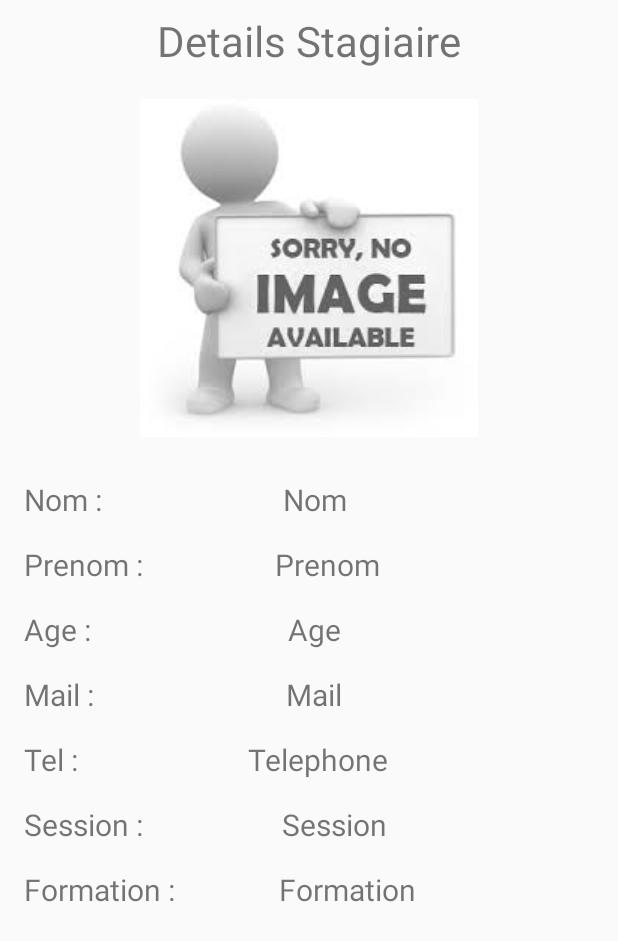
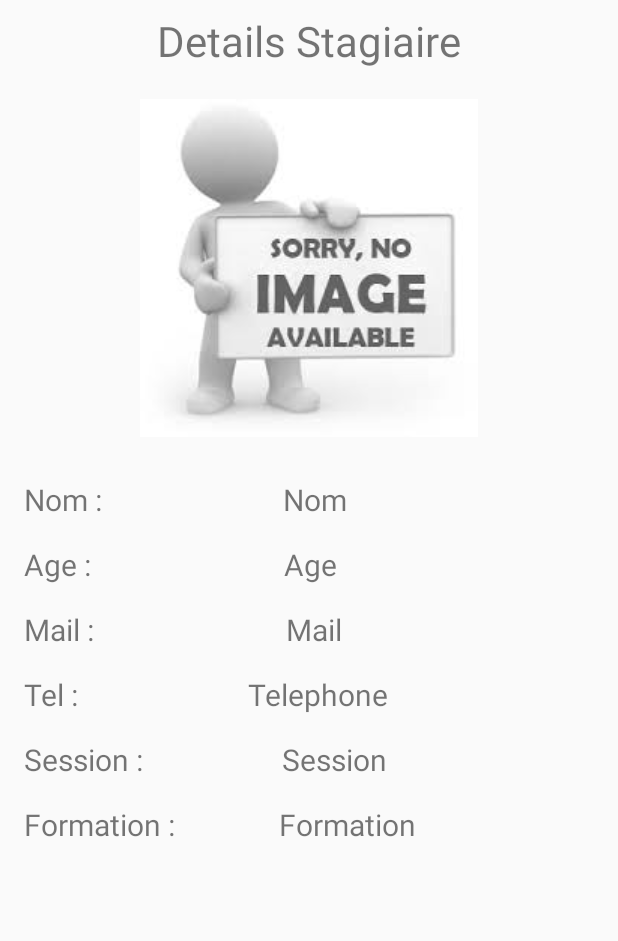
Before and after one commit to commandantmarcos/evenements, an Android app: the layout activity_details_stagiaire.xml on its own in the app's theme, with its tools: preview values and no code run, on a phone screen of 412 x 824 dp. Shown: the top 941 px of the screen. Run offline under Robolectric (Android 15) with nearby library versions, the phone set to English and light mode, and no system bars.

Commit message:
Suppression des champs prénom pour le stagiaire dans Inscription et details

```diff
--- a/app/src/main/java/com/ldnr/evenements/DetailsStagiaireActivity.java
+++ b/app/src/main/java/com/ldnr/evenements/DetailsStagiaireActivity.java
@@ -20,7 +20,6 @@ public class DetailsStagiaireActivity extends AppCompatActivity {
         // Ici les clés des extras contenant les informations
         String EXTRA_IMAGE = "imageUrl";
         String EXTRA_NOM = "nom";
-        String EXTRA_PRENOM = "prenom";
         String EXTRA_AGE = "age";
         String EXTRA_MAIL = "mail";
         String EXTRA_TEL = "tel";
@@ -39,9 +38,6 @@ public class DetailsStagiaireActivity extends AppCompatActivity {
             TextView viewNom = findViewById(R.id.detailsNom);
             viewNom.setText(extras.getString(EXTRA_NOM));
 
-            TextView viewPrenom = findViewById(R.id.detailsPrenom);
-            viewPrenom.setText(extras.getString(EXTRA_PRENOM));
-
             TextView viewAge = findViewById(R.id.detailsAge);
             viewAge.setText(extras.getString(EXTRA_AGE));
 
--- a/app/src/main/res/layout/activity_details_stagiaire.xml
+++ b/app/src/main/res/layout/activity_details_stagiaire.xml
@@ -51,26 +51,15 @@
         app:layout_constraintTop_toBottomOf="@+id/detailsImage" />
 
     <TextView
-        android:id="@+id/detailsLabelPrenom"
-        android:layout_width="wrap_content"
-        android:layout_height="wrap_content"
-        android:layout_marginStart="16dp"
-        android:layout_marginTop="16dp"
-        android:textSize="20sp"
-        android:text="@string/detailsStagiaireLabelPrenom"
-        app:layout_constraintStart_toStartOf="parent"
-        app:layout_constraintTop_toBottomOf="@+id/detailsLabelNom" />
-
-    <TextView
         android:id="@+id/detailsLabelAge"
         android:layout_width="wrap_content"
         android:layout_height="wrap_content"
         android:layout_marginStart="16dp"
         android:layout_marginTop="16dp"
+        android:text="@string/detailsStagiaireLabelAge"
         android:textSize="20sp"
-        android:text="@string/detailsStagiaireLabelAge"
         app:layout_constraintStart_toStartOf="parent"
-        app:layout_constraintTop_toBottomOf="@+id/detailsLabelPrenom" />
+        app:layout_constraintTop_toBottomOf="@+id/detailsLabelNom" />
 
     <TextView
         android:id="@+id/detailsLabelMail"
@@ -131,32 +120,18 @@
         app:layout_constraintTop_toBottomOf="@+id/detailsImage" />
 
     <TextView
-        android:id="@+id/detailsPrenom"
-        android:layout_width="wrap_content"
-        android:layout_height="wrap_content"
-        android:layout_marginEnd="8dp"
-        android:layout_marginStart="8dp"
-        android:layout_marginTop="16dp"
-        android:textSize="20sp"
-        android:text="Prenom"
-        app:layout_constraintEnd_toEndOf="parent"
-        app:layout_constraintHorizontal_bias="0.348"
-        app:layout_constraintStart_toEndOf="@+id/detailsLabelPrenom"
-        app:layout_constraintTop_toBottomOf="@+id/detailsNom" />
-
-    <TextView
         android:id="@+id/detailsAge"
         android:layout_width="wrap_content"
         android:layout_height="wrap_content"
         android:layout_marginEnd="8dp"
         android:layout_marginStart="8dp"
         android:layout_marginTop="16dp"
+        android:text="Age"
         android:textSize="20sp"
-        android:text="Age"
         app:layout_constraintEnd_toEndOf="parent"
-        app:layout_constraintHorizontal_bias="0.41"
+        app:layout_constraintHorizontal_bias="0.402"
         app:layout_constraintStart_toEndOf="@+id/detailsLabelAge"
-        app:layout_constraintTop_toBottomOf="@+id/detailsPrenom" />
+        app:layout_constraintTop_toBottomOf="@+id/detailsNom" />
 
     <TextView
         android:id="@+id/detailsMail"
--- a/app/src/main/res/values/strings.xml
+++ b/app/src/main/res/values/strings.xml
@@ -5,7 +5,6 @@
     <string name="inscriptionStagiaireTitre">Inscription Stagiaire</string>
     <string name="detailsStagiaireTitre">Details Stagiaire</string>
     <string name="detailsStagiaireLabelNom">Nom :</string>
-    <string name="detailsStagiaireLabelPrenom">Prenom :</string>
     <string name="detailsStagiaireLabelAge">Age :</string>
     <string name="detailsStagiaireLabelMail">Mail :</string>
     <string name="detailsStagiaireLabelTel">Tel :</string>
```
Also changed, not shown: app/src/main/java/com/ldnr/evenements/ModifStagiaireActivity.java (+8 -27 lines), app/src/main/res/layout/activity_modif_stagiaire.xml (+5 -27 lines).
